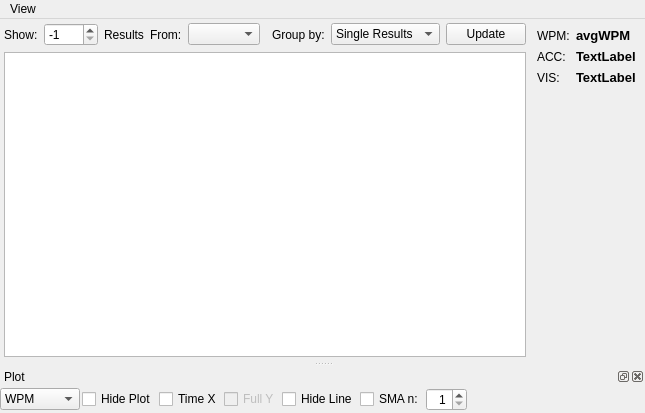
This is src/performance/performancehistory.ui in coryo/amphetype2 as Qt 5 draws it before an edit. The edited form follows.
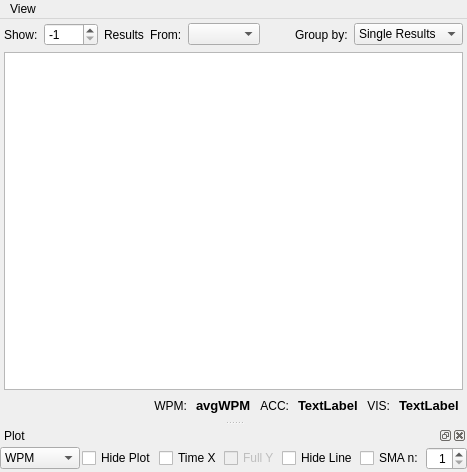
This is the edited form. Custom widgets are drawn as their Qt base class.

What changed in the file:
```diff
--- a/src/performance/performancehistory.ui
+++ b/src/performance/performancehistory.ui
@@ -6,15 +6,15 @@
    <rect>
     <x>0</x>
     <y>0</y>
-    <width>596</width>
-    <height>413</height>
+    <width>441</width>
+    <height>472</height>
    </rect>
   </property>
   <property name="windowTitle">
    <string>Performance</string>
   </property>
   <widget class="QWidget" name="centralwidget">
-   <layout class="QVBoxLayout" name="verticalLayout_4">
+   <layout class="QVBoxLayout" name="verticalLayout_4" stretch="100,0">
     <property name="leftMargin">
      <number>4</number>
     </property>
@@ -80,13 +80,6 @@
            </property>
           </spacer>
          </item>
-         <item row="0" column="8">
-          <widget class="QPushButton" name="updateButton">
-           <property name="text">
-            <string>Update</string>
-           </property>
-          </widget>
-         </item>
          <item row="0" column="2">
           <widget class="QLabel" name="label_3">
            <property name="text">
@@ -94,105 +87,6 @@
            </property>
           </widget>
          </item>
-         <item row="0" column="9" rowspan="2">
-          <layout class="QGridLayout" name="gridLayout">
-           <property name="leftMargin">
-            <number>5</number>
-           </property>
-           <property name="topMargin">
-            <number>5</number>
-           </property>
-           <property name="rightMargin">
-            <number>5</number>
-           </property>
-           <property name="bottomMargin">
-            <number>5</number>
-           </property>
-           <item row="2" column="0">
-            <widget class="QLabel" name="label_7">
-             <property name="text">
-              <string>VIS:</string>
-             </property>
-            </widget>
-           </item>
-           <item row="0" column="0">
-            <widget class="QLabel" name="label_6">
-             <property name="text">
-              <string>WPM:</string>
-             </property>
-            </widget>
-           </item>
-           <item row="1" column="0">
-            <widget class="QLabel" name="label_8">
-             <property name="text">
-              <string>ACC:</string>
-             </property>
-            </widget>
-           </item>
-           <item row="0" column="1">
-            <widget class="QLabel" name="avgWPM">
-             <property name="font">
-              <font>
-               <pointsize>10</pointsize>
-               <weight>75</weight>
-               <bold>true</bold>
-              </font>
-             </property>
-             <property name="text">
-              <string>avgWPM</string>
-             </property>
-            </widget>
-           </item>
-           <item row="1" column="1">
-            <widget class="QLabel" name="avgACC">
-             <property name="font">
-              <font>
-               <pointsize>10</pointsize>
-               <weight>75</weight>
-               <bold>true</bold>
-              </font>
-             </property>
-             <property name="text">
-              <string>TextLabel</string>
-             </property>
-            </widget>
-           </item>
-           <item row="2" column="1">
-            <widget class="QLabel" name="avgVIS">
-             <property name="font">
-              <font>
-               <pointsize>10</pointsize>
-               <weight>75</weight>
-               <bold>true</bold>
-              </font>
-             </property>
-             <property name="text">
-              <string>TextLabel</string>
-             </property>
-            </widget>
-           </item>
-           <item row="3" column="1">
-            <spacer name="verticalSpacer">
-             <property name="orientation">
-              <enum>Qt::Vertical</enum>
-             </property>
-             <property name="sizeHint" stdset="0">
-              <size>
-               <width>20</width>
-               <height>40</height>
-              </size>
-             </property>
-            </spacer>
-           </item>
-          </layout>
-         </item>
-         <item row="0" column="6">
-          <widget class="QLabel" name="label_5">
-           <property name="text">
-            <string>Group by:</string>
-           </property>
-          </widget>
-         </item>
          <item row="0" column="7">
           <widget class="QComboBox" name="groupByComboBox">
            <item>
@@ -212,7 +106,31 @@
            </item>
           </widget>
          </item>
-         <item row="1" column="0" colspan="9">
+         <item row="0" column="6">
+          <widget class="QLabel" name="label_5">
+           <property name="text">
+            <string>Group by:</string>
+           </property>
+          </widget>
+         </item>
+         <item row="0" column="0">
+          <widget class="QLabel" name="label">
+           <property name="text">
+            <string>Show:</string>
+           </property>
+          </widget>
+         </item>
+         <item row="0" column="4">
+          <widget class="QComboBox" name="sourceComboBox">
+           <property name="sizePolicy">
+            <sizepolicy hsizetype="Minimum" vsizetype="Fixed">
+             <horstretch>0</horstretch>
+             <verstretch>0</verstretch>
+            </sizepolicy>
+           </property>
+          </widget>
+         </item>
+         <item row="1" column="0" colspan="8">
           <widget class="QTableView" name="tableView">
            <property name="sizePolicy">
             <sizepolicy hsizetype="Preferred" vsizetype="Preferred">
@@ -232,6 +150,9 @@
            <property name="alternatingRowColors">
             <bool>true</bool>
            </property>
+           <property name="selectionBehavior">
+            <enum>QAbstractItemView::SelectRows</enum>
+           </property>
            <property name="gridStyle">
             <enum>Qt::NoPen</enum>
            </property>
@@ -240,28 +161,145 @@
            </property>
           </widget>
          </item>
-         <item row="0" column="0">
-          <widget class="QLabel" name="label">
-           <property name="text">
-            <string>Show:</string>
-           </property>
-          </widget>
-         </item>
-         <item row="0" column="4">
-          <widget class="QComboBox" name="sourceComboBox">
-           <property name="sizePolicy">
-            <sizepolicy hsizetype="Minimum" vsizetype="Fixed">
-             <horstretch>0</horstretch>
-             <verstretch>0</verstretch>
-            </sizepolicy>
-           </property>
-          </widget>
-         </item>
         </layout>
        </item>
       </layout>
      </widget>
     </item>
+    <item>
+     <layout class="QHBoxLayout" name="horizontalLayout">
+      <property name="spacing">
+       <number>9</number>
+      </property>
+      <property name="leftMargin">
+       <number>4</number>
+      </property>
+      <property name="rightMargin">
+       <number>4</number>
+      </property>
+      <item>
+       <spacer name="horizontalSpacer_2">
+        <property name="orientation">
+         <enum>Qt::Horizontal</enum>
+        </property>
+        <property name="sizeHint" stdset="0">
+         <size>
+          <width>40</width>
+          <height>20</height>
+         </size>
+        </property>
+       </spacer>
+      </item>
+      <item>
+       <widget class="QLabel" name="label_6">
+        <property name="sizePolicy">
+         <sizepolicy hsizetype="Preferred" vsizetype="Fixed">
+          <horstretch>0</horstretch>
+          <verstretch>0</verstretch>
+         </sizepolicy>
+        </property>
+        <property name="text">
+         <string>WPM:</string>
+        </property>
+        <property name="alignment">
+         <set>Qt::AlignRight|Qt::AlignTrailing|Qt::AlignVCenter</set>
+        </property>
+       </widget>
+      </item>
+      <item>
+       <widget class="QLabel" name="avgWPM">
+        <property name="sizePolicy">
+         <sizepolicy hsizetype="Preferred" vsizetype="Fixed">
+          <horstretch>0</horstretch>
+          <verstretch>0</verstretch>
+         </sizepolicy>
+        </property>
+        <property name="font">
+         <font>
+          <pointsize>10</pointsize>
+          <weight>75</weight>
+          <bold>true</bold>
+         </font>
+        </property>
+        <property name="text">
+         <string>avgWPM</string>
+        </property>
+       </widget>
+      </item>
+      <item>
+       <widget class="QLabel" name="label_8">
+        <property name="sizePolicy">
+         <sizepolicy hsizetype="Preferred" vsizetype="Fixed">
+          <horstretch>0</horstretch>
+          <verstretch>0</verstretch>
+         </sizepolicy>
+        </property>
+        <property name="text">
+         <string>ACC:</string>
+        </property>
+        <property name="alignment">
+         <set>Qt::AlignRight|Qt::AlignTrailing|Qt::AlignVCenter</set>
+        </property>
+       </widget>
+      </item>
+      <item>
+       <widget class="QLabel" name="avgACC">
+        <property name="sizePolicy">
+         <sizepolicy hsizetype="Preferred" vsizetype="Fixed">
+          <horstretch>0</horstretch>
+          <verstretch>0</verstretch>
+         </sizepolicy>
+        </property>
+        <property name="font">
+         <font>
+          <pointsize>10</pointsize>
+          <weight>75</weight>
+          <bold>true</bold>
+         </font>
+        </property>
+        <property name="text">
+         <string>TextLabel</string>
+        </property>
+       </widget>
+      </item>
+      <item>
+       <widget class="QLabel" name="label_7">
+        <property name="sizePolicy">
+         <sizepolicy hsizetype="Preferred" vsizetype="Fixed">
+          <horstretch>0</horstretch>
+          <verstretch>0</verstretch>
+         </sizepolicy>
+        </property>
+        <property name="text">
+         <string>VIS:</string>
+        </property>
+        <property name="alignment">
+         <set>Qt::AlignRight|Qt::AlignTrailing|Qt::AlignVCenter</set>
+        </property>
+       </widget>
+      </item>
+      <item>
+       <widget class="QLabel" name="avgVIS">
+        <property name="sizePolicy">
+         <sizepolicy hsizetype="Preferred" vsizetype="Fixed">
+          <horstretch>0</horstretch>
+          <verstretch>0</verstretch>
+         </sizepolicy>
+        </property>
+        <property name="font">
+         <font>
+          <pointsize>10</pointsize>
+          <weight>75</weight>
+          <bold>true</bold>
+         </font>
+        </property>
+        <property name="text">
+         <string>TextLabel</string>
+        </property>
+       </widget>
+      </item>
+     </layout>
+    </item>
    </layout>
   </widget>
   <widget class="QDockWidget" name="plotDock">
@@ -435,7 +473,7 @@
     <rect>
      <x>0</x>
      <y>0</y>
-     <width>596</width>
+     <width>441</width>
      <height>21</height>
     </rect>
    </property>
```
